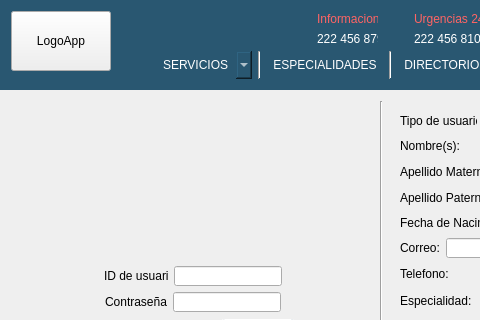
Before: the Qt Designer form mainwindow.ui in Laloses/Hospital, drawn with Qt 5; both pictures show x 0 to 480 and y 0 to 320 of the 886 by 520 pixel window.
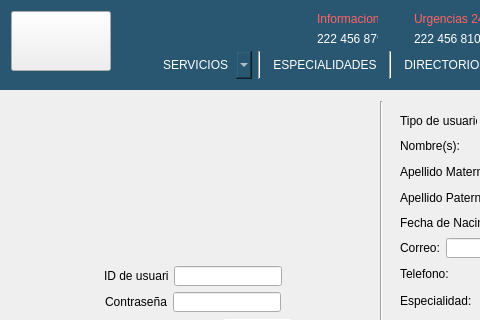
After: the same form once the commit is applied. Icons and pictures are not drawn.

Commit message: termine la tarea de tip del dia, aregle el logo del la app y puse icono al programa

What changed in the file:
```diff
--- a/mainwindow.ui
+++ b/mainwindow.ui
@@ -102,7 +102,7 @@
             <string notr="true">border-image: url(:/logoFinal.png);</string>
            </property>
            <property name="text">
-            <string>LogoApp</string>
+            <string> </string>
            </property>
           </widget>
          </item>
```
Left out of the diff: 5 changed lines with no effect on the pictures. The commit also changes 9 other files.
